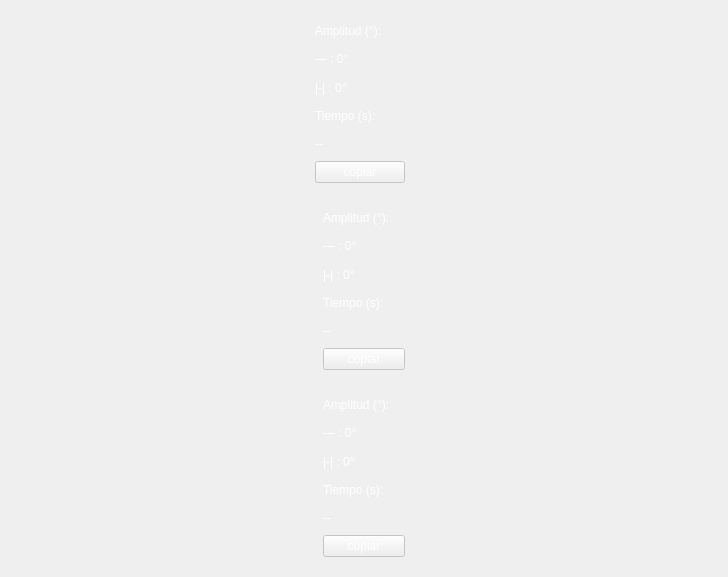
Debaq/Fullaxis, file Software/development/Form/graph.ui: the form before one commit.
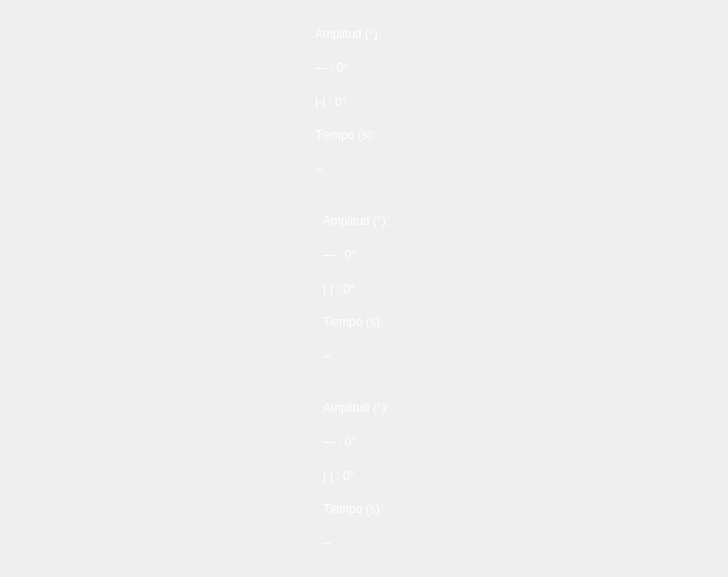
The form after the commit.

Commit message: orden en los tiradores

What changed in the file:
```diff
--- a/Software/development/Form/graph.ui
+++ b/Software/development/Form/graph.ui
@@ -95,19 +95,6 @@
             </property>
            </widget>
           </item>
-          <item>
-           <widget class="QPushButton" name="copiar_1">
-            <property name="enabled">
-             <bool>false</bool>
-            </property>
-            <property name="styleSheet">
-             <string notr="true">color: rgb(255, 255, 255);</string>
-            </property>
-            <property name="text">
-             <string>copiar</string>
-            </property>
-           </widget>
-          </item>
          </layout>
         </widget>
        </item>
@@ -183,19 +170,6 @@
             </property>
            </widget>
           </item>
-          <item>
-           <widget class="QPushButton" name="copiar_2">
-            <property name="enabled">
-             <bool>false</bool>
-            </property>
-            <property name="styleSheet">
-             <string notr="true">color: rgb(255, 255, 255);</string>
-            </property>
-            <property name="text">
-             <string>copiar</string>
-            </property>
-           </widget>
-          </item>
          </layout>
         </widget>
        </item>
@@ -271,19 +245,6 @@
             </property>
            </widget>
           </item>
-          <item>
-           <widget class="QPushButton" name="copiar_3">
-            <property name="enabled">
-             <bool>false</bool>
-            </property>
-            <property name="styleSheet">
-             <string notr="true">color: rgb(255, 255, 255);</string>
-            </property>
-            <property name="text">
-             <string>copiar</string>
-            </property>
-           </widget>
-          </item>
          </layout>
         </widget>
        </item>
```
The commit also changes 1 other file.
